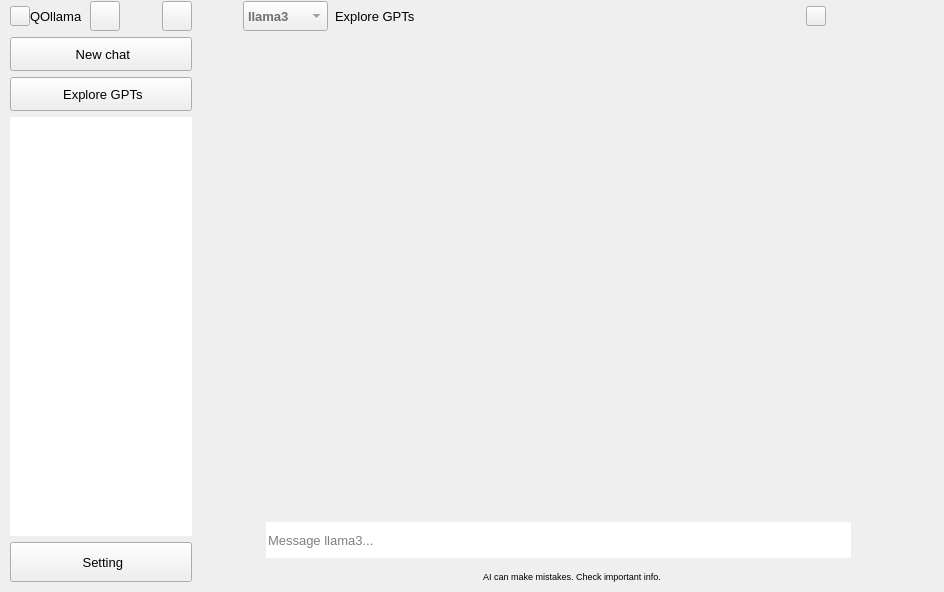
Qt form forms/mainwindow.ui (farleyrunkel/qollama) before a commit.
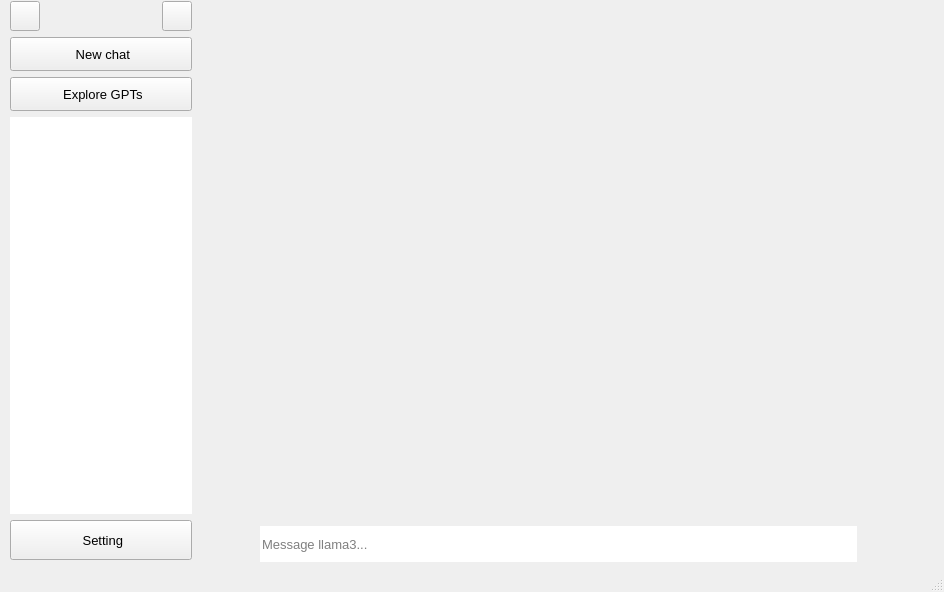
The same form after that commit. Icons and pictures are not drawn. Custom widgets are drawn as their Qt base class.

The edit to the form file:
```diff
--- a/forms/mainwindow.ui
+++ b/forms/mainwindow.ui
@@ -171,103 +171,6 @@
               <property name="bottomMargin">
                <number>0</number>
               </property>
-              <item>
-               <widget class="IMacButtonsWidget" name="macButtons" native="true">
-                <property name="sizePolicy">
-                 <sizepolicy hsizetype="Preferred" vsizetype="Fixed">
-                  <horstretch>0</horstretch>
-                  <verstretch>0</verstretch>
-                 </sizepolicy>
-                </property>
-                <property name="minimumSize">
-                 <size>
-                  <width>0</width>
-                  <height>30</height>
-                 </size>
-                </property>
-                <property name="maximumSize">
-                 <size>
-                  <width>16777215</width>
-                  <height>30</height>
-                 </size>
-                </property>
-               </widget>
-              </item>
-              <item>
-               <widget class="QWidget" name="winTitles" native="true">
-                <property name="sizePolicy">
-                 <sizepolicy hsizetype="Expanding" vsizetype="Preferred">
-                  <horstretch>0</horstretch>
-                  <verstretch>0</verstretch>
-                 </sizepolicy>
-                </property>
-                <property name="minimumSize">
-                 <size>
-                  <width>80</width>
-                  <height>0</height>
-                 </size>
-                </property>
-                <property name="maximumSize">
-                 <size>
-                  <width>16777215</width>
-                  <height>30</height>
-                 </size>
-                </property>
-                <layout class="QHBoxLayout" name="horizontalLayout_6">
-                 <property name="spacing">
-                  <number>0</number>
-                 </property>
-                 <property name="leftMargin">
-                  <number>0</number>
-                 </property>
-                 <property name="topMargin">
-                  <number>0</number>
-                 </property>
-                 <property name="rightMargin">
-                  <number>0</number>
-                 </property>
-                 <property name="bottomMargin">
-                  <number>0</number>
-                 </property>
-                 <item>
-                  <widget class="QPushButton" name="pushButton_3">
-                   <property name="sizePolicy">
-                    <sizepolicy hsizetype="Fixed" vsizetype="Fixed">
-                     <horstretch>0</horstretch>
-                     <verstretch>0</verstretch>
-                    </sizepolicy>
-                   </property>
-                   <property name="maximumSize">
-                    <size>
-                     <width>20</width>
-                     <height>20</height>
-                    </size>
-                   </property>
-                   <property name="text">
-                    <string/>
-                   </property>
-                   <property name="icon">
-                    <iconset resource="../resources/resouces.qrc">
-                     <normaloff>:/icon/logo.png</normaloff>:/icon/logo.png</iconset>
-                   </property>
-                  </widget>
-                 </item>
-                 <item>
-                  <widget class="QLabel" name="QOllama">
-                   <property name="sizePolicy">
-                    <sizepolicy hsizetype="Expanding" vsizetype="Preferred">
-                     <horstretch>0</horstretch>
-                     <verstretch>0</verstretch>
-                    </sizepolicy>
-                   </property>
-                   <property name="text">
-                    <string>QOllama</string>
-                   </property>
-                  </widget>
-                 </item>
-                </layout>
-               </widget>
-              </item>
               <item>
                <widget class="QPushButton" name="expandSideBtn">
                 <property name="sizePolicy">
@@ -545,10 +448,13 @@
         <property name="verticalSpacing">
          <number>0</number>
         </property>
-        <item row="1" column="0">
+        <item row="0" column="0">
          <widget class="QStackedWidget" name="stackedWidget">
           <widget class="IWidget" name="chatPage">
            <layout class="QGridLayout" name="gridLayout_2">
+            <property name="bottomMargin">
+             <number>0</number>
+            </property>
             <item row="2" column="1">
              <widget class="QFrame" name="inputFrame">
               <property name="minimumSize">
@@ -667,31 +573,8 @@
               </property>
              </spacer>
             </item>
-            <item row="3" column="1">
-             <widget class="QLabel" name="label">
-              <property name="font">
-               <font>
-                <family>Microsoft YaHei UI</family>
-                <pointsize>7</pointsize>
-                <bold>false</bold>
-               </font>
-              </property>
-              <property name="layoutDirection">
-               <enum>Qt::LeftToRight</enum>
-              </property>
-              <property name="text">
-               <string>AI can make mistakes. Check important info.</string>
-              </property>
-              <property name="alignment">
-               <set>Qt::AlignCenter</set>
-              </property>
-              <property name="wordWrap">
-               <bool>false</bool>
-              </property>
-              <property name="margin">
-               <number>0</number>
-              </property>
-             </widget>
+            <item row="0" column="1">
+             <widget class="QStackedWidget" name="stack"/>
             </item>
             <item row="2" column="0">
              <spacer name="horizontalSpacer_2">
@@ -709,194 +592,17 @@
               </property>
              </spacer>
             </item>
-            <item row="1" column="0" colspan="3">
-             <widget class="QStackedWidget" name="stack"/>
-            </item>
            </layout>
           </widget>
          </widget>
         </item>
-        <item row="0" column="0">
-         <widget class="QWidget" name="titleBar" native="true">
-          <layout class="QHBoxLayout" name="rightTitleBar">
-           <property name="spacing">
-            <number>7</number>
-           </property>
-           <property name="leftMargin">
-            <number>5</number>
-           </property>
-           <property name="topMargin">
-            <number>0</number>
-           </property>
-           <property name="rightMargin">
-            <number>0</number>
-           </property>
-           <property name="bottomMargin">
-            <number>0</number>
-           </property>
-           <item>
-            <widget class="QPushButton" name="expandButton">
-             <property name="sizePolicy">
-              <sizepolicy hsizetype="Fixed" vsizetype="Fixed">
-               <horstretch>0</horstretch>
-               <verstretch>0</verstretch>
-              </sizepolicy>
-             </property>
-             <property name="minimumSize">
-              <size>
-               <width>30</width>
-               <height>30</height>
-              </size>
-             </property>
-             <property name="maximumSize">
-              <size>
-               <width>30</width>
-               <height>30</height>
-              </size>
-             </property>
-             <property name="text">
-              <string/>
-             </property>
-             <property name="icon">
-              <iconset resource="../resources/resouces.qrc">
-               <normaloff>:/icon/sidebar-left.svg</normaloff>:/icon/sidebar-left.svg</iconset>
-             </property>
-             <property name="flat">
-              <bool>true</bool>
-             </property>
-            </widget>
-           </item>
-           <item>
-            <widget class="QComboBox" name="comboBox">
-             <property name="sizePolicy">
-              <sizepolicy hsizetype="Expanding" vsizetype="Preferred">
-               <horstretch>0</horstretch>
-               <verstretch>0</verstretch>
-              </sizepolicy>
-             </property>
-             <property name="maximumSize">
-              <size>
-               <width>88</width>
-               <height>16777215</height>
-              </size>
-             </property>
-             <property name="font">
-              <font>
-               <family>Microsoft YaHei UI</family>
-               <pointsize>10</pointsize>
-               <bold>true</bold>
-              </font>
-             </property>
-             <property name="styleSheet">
-              <string notr="true">color: rgb(112, 112, 112);</string>
-             </property>
-             <property name="minimumContentsLength">
-              <number>0</number>
-             </property>
-             <property name="frame">
-              <bool>true</bool>
-             </property>
-             <item>
-              <property name="text">
-               <string>llama3</string>
-              </property>
-             </item>
-             <item>
-              <property name="text">
-               <string>ChatGPT</string>
-              </property>
-             </item>
-            </widget>
-           </item>
-           <item>
-            <widget class="QLabel" name="exploreLabel">
-             <property name="text">
-              <string>Explore GPTs</string>
-             </property>
-            </widget>
-           </item>
-           <item>
-            <spacer name="horizontalSpacer_4">
-             <property name="orientation">
-              <enum>Qt::Horizontal</enum>
-             </property>
-             <property name="sizeType">
-              <enum>QSizePolicy::Expanding</enum>
-             </property>
-             <property name="sizeHint" stdset="0">
-              <size>
-               <width>552</width>
-               <height>20</height>
-              </size>
-             </property>
-            </spacer>
-           </item>
-           <item>
-            <widget class="QPushButton" name="userButton">
-             <property name="sizePolicy">
-              <sizepolicy hsizetype="Fixed" vsizetype="Fixed">
-               <horstretch>0</horstretch>
-               <verstretch>0</verstretch>
-              </sizepolicy>
-             </property>
-             <property name="maximumSize">
-              <size>
-               <width>20</width>
-               <height>20</height>
-              </size>
-             </property>
-             <property name="font">
-              <font>
-               <family>Microsoft YaHei UI</family>
-               <pointsize>10</pointsize>
-               <bold>false</bold>
-              </font>
-             </property>
-             <property name="layoutDirection">
-              <enum>Qt::LeftToRight</enum>
-             </property>
-             <property name="styleSheet">
-              <string notr="true"/>
-             </property>
-             <property name="checkable">
-              <bool>false</bool>
-             </property>
-             <property name="autoDefault">
-              <bool>false</bool>
-             </property>
-             <property name="default">
-              <bool>false</bool>
-             </property>
-             <property name="flat">
-              <bool>false</bool>
-             </property>
-            </widget>
-           </item>
-           <item>
-            <widget class="IWinButtonsWidget" name="winButtons" native="true">
-             <property name="sizePolicy">
-              <sizepolicy hsizetype="Expanding" vsizetype="Preferred">
-               <horstretch>0</horstretch>
-               <verstretch>0</verstretch>
-              </sizepolicy>
-             </property>
-             <property name="minimumSize">
-              <size>
-               <width>110</width>
-               <height>30</height>
-              </size>
-             </property>
-            </widget>
-           </item>
-          </layout>
-         </widget>
-        </item>
        </layout>
       </widget>
      </widget>
     </item>
    </layout>
   </widget>
+  <widget class="QStatusBar" name="statusBar"/>
  </widget>
  <customwidgets>
   <customwidget>
@@ -909,18 +615,6 @@
    <extends>QPushButton</extends>
    <header location="global">ioverlaybutton.h</header>
   </customwidget>
-  <customwidget>
-   <class>IMacButtonsWidget</class>
-   <extends>QWidget</extends>
-   <header location="global">imacbuttonswidget.h</header>
-   <container>1</container>
-  </customwidget>
-  <customwidget>
-   <class>IWinButtonsWidget</class>
-   <extends>QWidget</extends>
-   <header location="global">iwinbuttonswidget.h</header>
-   <container>1</container>
-  </customwidget>
   <customwidget>
    <class>IWidget</class>
    <extends>QWidget</extends>
```
